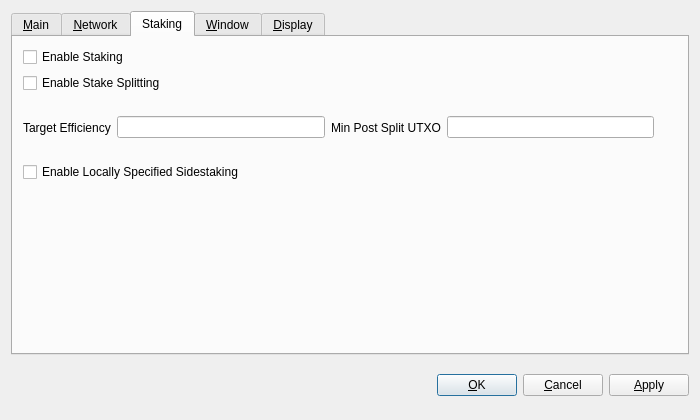
gridcoin-community/Gridcoin-Research, file src/qt/forms/optionsdialog.ui: the form before one commit.
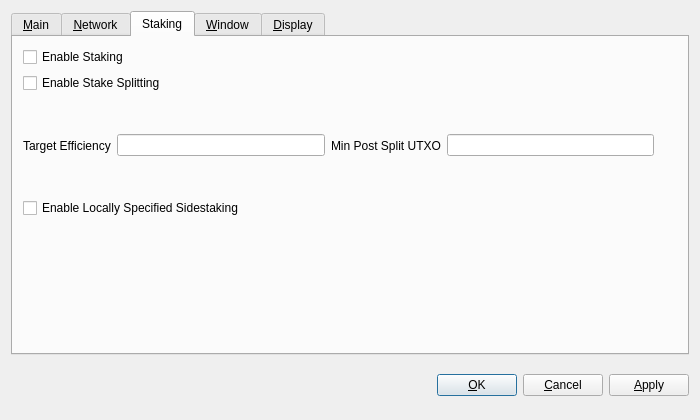
The form after the commit. The open tabs and pages were chosen to show the change. Custom widgets are drawn as their Qt base class.

Commit message: Adjust size of staking frame in options

```diff
--- a/src/qt/forms/optionsdialog.ui
+++ b/src/qt/forms/optionsdialog.ui
@@ -251,7 +251,7 @@
          <x>10</x>
          <y>10</y>
          <width>651</width>
-         <height>135</height>
+         <height>171</height>
         </rect>
        </property>
        <layout class="QVBoxLayout" name="verticalLayout_StakeSplit">
```
